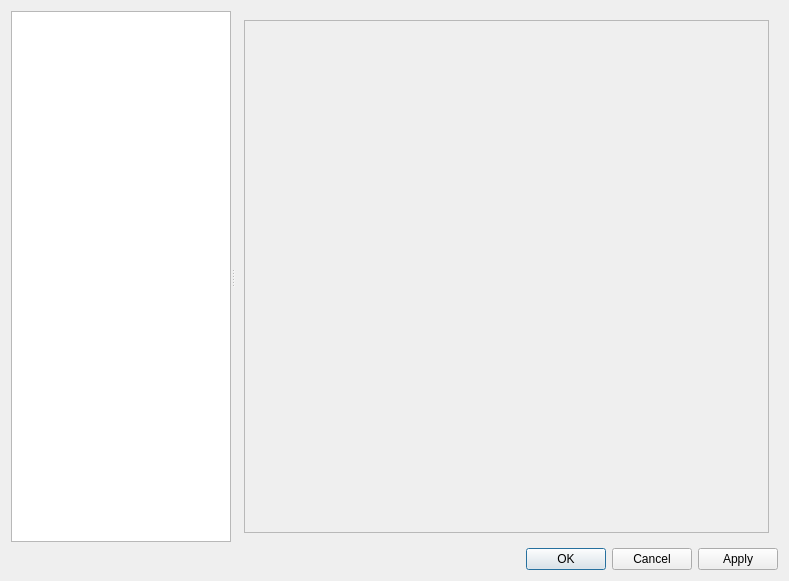
Above: src/ui/dialog_settings.ui from Craftkuro/StickerGenie before the change. Below: the same form after it.
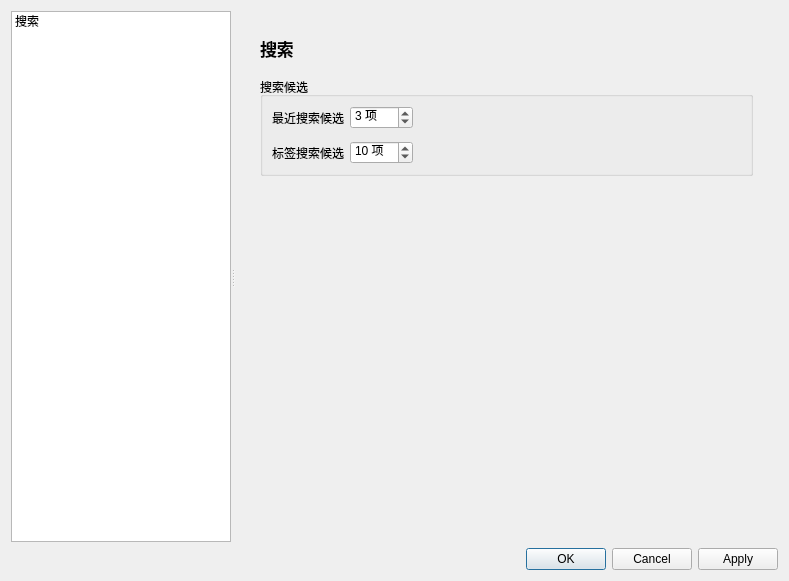
That is the form after the change.

```diff
--- a/src/ui/dialog_settings.ui
+++ b/src/ui/dialog_settings.ui
@@ -10,6 +10,12 @@
     <height>581</height>
    </rect>
   </property>
+  <property name="minimumSize">
+   <size>
+    <width>700</width>
+    <height>500</height>
+   </size>
+  </property>
   <property name="windowTitle">
    <string>设置</string>
   </property>
@@ -32,6 +38,11 @@
         <height>16777215</height>
        </size>
       </property>
+      <item>
+       <property name="text">
+        <string>搜索</string>
+       </property>
+      </item>
      </widget>
      <widget class="QStackedWidget" name="stackedWidget">
       <property name="currentIndex">
@@ -40,40 +51,132 @@
       <widget class="QWidget" name="page">
        <layout class="QVBoxLayout" name="verticalLayout_2">
         <item>
-         <widget class="QScrollArea" name="scrollArea">
-          <property name="widgetResizable">
-           <bool>true</bool>
+         <widget class="QScrollArea" name="scrollAreaSearch">
+          <property name="frameShape">
+           <enum>QFrame::Shape::NoFrame</enum>
           </property>
-          <widget class="QWidget" name="scrollAreaWidgetContents">
-           <property name="geometry">
-            <rect>
-             <x>0</x>
-             <y>0</y>
-             <width>224</width>
-             <height>513</height>
-            </rect>
-           </property>
-          </widget>
-         </widget>
-        </item>
-       </layout>
-      </widget>
-      <widget class="QWidget" name="page_2">
-       <layout class="QVBoxLayout" name="verticalLayout_3">
-        <item>
-         <widget class="QScrollArea" name="scrollArea_2">
           <property name="widgetResizable">
            <bool>true</bool>
           </property>
-          <widget class="QWidget" name="scrollAreaWidgetContents_2">
+          <widget class="QWidget" name="scrollAreaWidgetContentsSearch">
            <property name="geometry">
             <rect>
              <x>0</x>
              <y>0</y>
-             <width>224</width>
-             <height>513</height>
+             <width>568</width>
+             <height>505</height>
             </rect>
            </property>
+           <layout class="QVBoxLayout" name="verticalLayoutSearchSettings">
+            <property name="leftMargin">
+             <number>16</number>
+            </property>
+            <property name="topMargin">
+             <number>16</number>
+            </property>
+            <property name="rightMargin">
+             <number>16</number>
+            </property>
+            <property name="bottomMargin">
+             <number>16</number>
+            </property>
+            <property name="spacing">
+             <number>16</number>
+            </property>
+            <item>
+             <widget class="QLabel" name="labelSearchHeading">
+              <property name="font">
+               <font>
+                <pointsize>13</pointsize>
+                <bold>true</bold>
+               </font>
+              </property>
+              <property name="text">
+               <string>搜索</string>
+              </property>
+             </widget>
+            </item>
+            <item>
+             <widget class="QGroupBox" name="groupBoxSearchSuggestions">
+              <property name="title">
+               <string>搜索候选</string>
+              </property>
+              <layout class="QFormLayout" name="formLayoutSearchSuggestions">
+               <property name="fieldGrowthPolicy">
+                <enum>QFormLayout::FieldGrowthPolicy::ExpandingFieldsGrow</enum>
+               </property>
+               <property name="verticalSpacing">
+                <number>12</number>
+               </property>
+               <item row="0" column="0">
+                <widget class="QLabel" name="labelRecentSearchLimit">
+                 <property name="text">
+                  <string>最近搜索候选</string>
+                 </property>
+                 <property name="buddy">
+                  <cstring>spinBoxRecentSearchLimit</cstring>
+                 </property>
+                </widget>
+               </item>
+               <item row="0" column="1">
+                <widget class="QSpinBox" name="spinBoxRecentSearchLimit">
+                 <property name="toolTip">
+                  <string>搜索框中最多显示的最近搜索数量；设为 0 可关闭。</string>
+                 </property>
+                 <property name="suffix">
+                  <string> 项</string>
+                 </property>
+                 <property name="maximum">
+                  <number>100</number>
+                 </property>
+                 <property name="value">
+                  <number>3</number>
+                 </property>
+                </widget>
+               </item>
+               <item row="1" column="0">
+                <widget class="QLabel" name="labelTagSuggestionLimit">
+                 <property name="text">
+                  <string>标签搜索候选</string>
+                 </property>
+                 <property name="buddy">
+                  <cstring>spinBoxTagSuggestionLimit</cstring>
+                 </property>
+                </widget>
+               </item>
+               <item row="1" column="1">
+                <widget class="QSpinBox" name="spinBoxTagSuggestionLimit">
+                 <property name="toolTip">
+                  <string>标签搜索时最多显示的匹配标签数量；设为 0 可关闭。</string>
+                 </property>
+                 <property name="suffix">
+                  <string> 项</string>
+                 </property>
+                 <property name="maximum">
+                  <number>100</number>
+                 </property>
+                 <property name="value">
+                  <number>10</number>
+                 </property>
+                </widget>
+               </item>
+              </layout>
+             </widget>
+            </item>
+            <item>
+             <spacer name="verticalSpacerSearchSettings">
+              <property name="orientation">
+               <enum>Qt::Orientation::Vertical</enum>
+              </property>
+              <property name="sizeHint" stdset="0">
+               <size>
+                <width>20</width>
+                <height>40</height>
+               </size>
+              </property>
+             </spacer>
+            </item>
+           </layout>
           </widget>
          </widget>
         </item>
```
Left out of the diff: 4 changed lines with no effect on the pictures.
